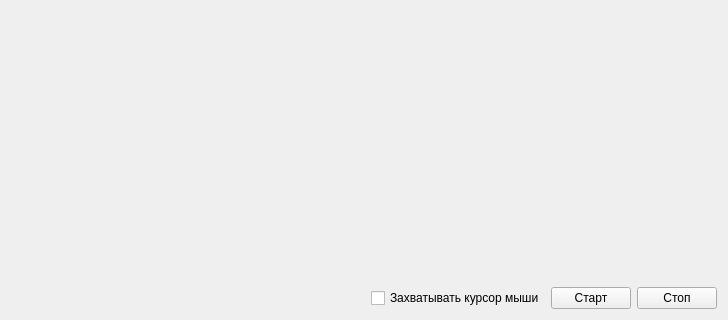
itnotesblog/RemoteControlDemo, file src/RemoteControlClient/remotecontrolclientwidget.ui: the form before one commit; both pictures show x 0 to 728 and y 236 to 556 of the 728 by 556 pixel window.
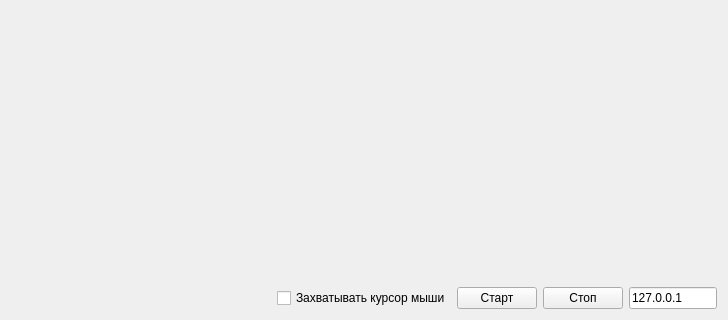
The form after the commit.

Diff of the .ui file:
```diff
--- a/src/RemoteControlClient/remotecontrolclientwidget.ui
+++ b/src/RemoteControlClient/remotecontrolclientwidget.ui
@@ -25,7 +25,7 @@
     </widget>
    </item>
    <item>
-    <layout class="QHBoxLayout" name="horizontalLayout">
+    <layout class="QHBoxLayout" name="horizontalLayout" stretch="6,0,0,0,2">
      <item>
       <spacer name="horizontalSpacer">
        <property name="orientation">
@@ -60,6 +60,13 @@
        </property>
       </widget>
      </item>
+     <item>
+      <widget class="QLineEdit" name="ipEd">
+       <property name="text">
+        <string>127.0.0.1</string>
+       </property>
+      </widget>
+     </item>
     </layout>
    </item>
   </layout>
```
